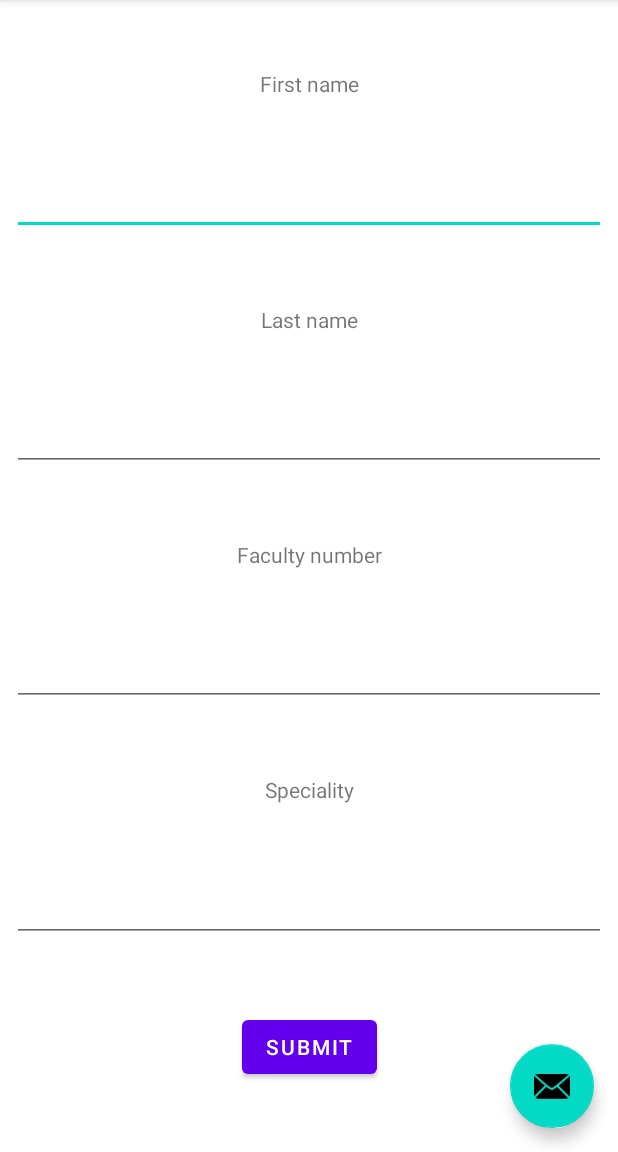
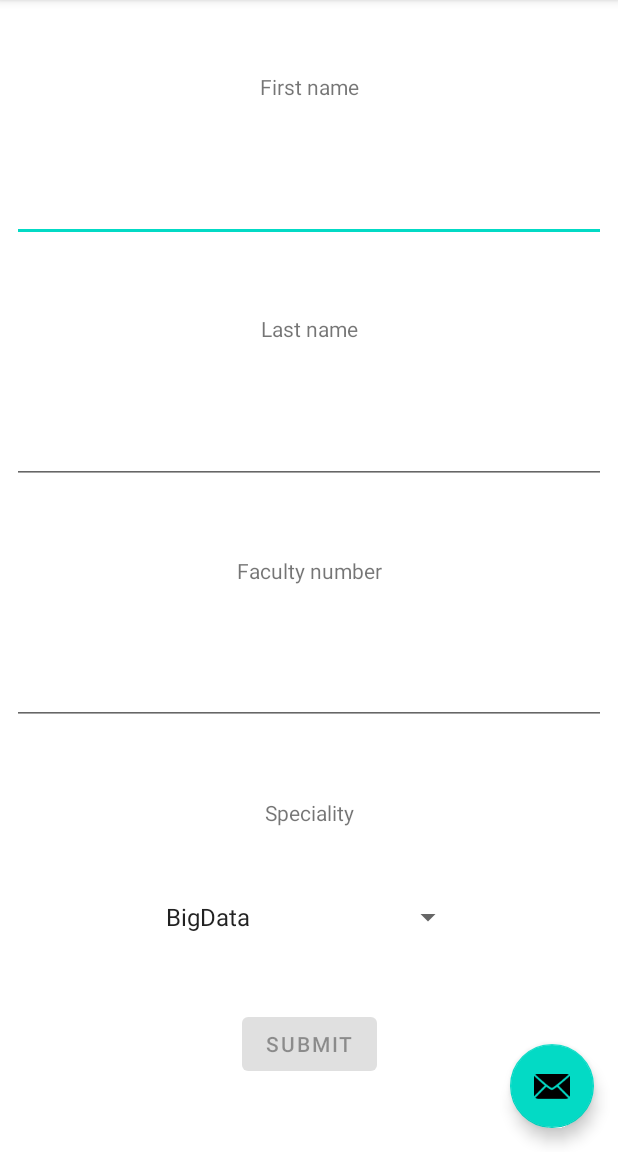
Before and after one commit to ETS-Android3/Erasmus_courses, an Android app: the screen it shows after launch (MainActivity), on a phone screen of 412 x 824 dp, the part 84-1236 px from its top. Run offline under Robolectric (Android 15) with nearby library versions, the phone set to English and light mode, and no system bars.

Commit message:
EditText Validation

```diff
--- a/Programming_for_Mobile_Internet_Devices/Task_1/app/src/main/java/com/example/task_1/FirstFragment.java
+++ b/Programming_for_Mobile_Internet_Devices/Task_1/app/src/main/java/com/example/task_1/FirstFragment.java
@@ -1,15 +1,86 @@
 package com.example.task_1;
 
 import android.os.Bundle;
+import android.util.Log;
 import android.view.LayoutInflater;
+import android.view.MotionEvent;
 import android.view.View;
 import android.view.ViewGroup;
+import android.widget.Button;
+import android.widget.EditText;
+import android.widget.Spinner;
 
 import androidx.annotation.NonNull;
 import androidx.fragment.app.Fragment;
 import androidx.navigation.fragment.NavHostFragment;
 
+import java.util.ArrayList;
+import java.util.List;
+
 public class FirstFragment extends Fragment {
+    private static final String TAG = "FirstFragment";
+    private List<String> notValidItems = new ArrayList<String>();
+    private Button buttonSubmitt = null;
+    private Spinner spinnerSpecialty = null;
+
+    private void initValidation(LayoutInflater inflater) {
+        ViewGroup root = (ViewGroup) inflater.inflate(R.layout.fragment_first, null);
+        Log.i(TAG, "XXX initValidation items count: "+ ((ViewGroup) root).getChildCount());
+        for(int index = 0; index < ((ViewGroup) root).getChildCount(); index++) {
+            View nextChild = ((ViewGroup) root).getChildAt(index);
+            String itemName = root.getResources().getResourceEntryName(nextChild.getId());
+            Log.i(TAG, "XXX initValidation " + itemName);
+            if(itemName.startsWith("editText") || itemName.startsWith("spinner")){
+//                updateNotValidItems(itemName, Boolean.FALSE);
+                notValidItems.add(itemName);
+            }
+        }
+        Log.i(TAG, "XXX initValidation " + notValidItems);
+
+    }
+
+    private void updateNotValidItems(String itemName, Boolean isValid){
+        if(isValid){
+            if(notValidItems.contains(itemName)){
+                notValidItems.remove(itemName);
+            }
+        } else {
+            if (!notValidItems.contains(itemName)) {
+                notValidItems.add(itemName);
+            }
+        }
+        buttonSubmitt.setEnabled(notValidItems.isEmpty());
+    }
+
+    private void validItem(View view){
+        String itemName = view.getResources().getResourceEntryName(view.getId());
+//        Log.i(TAG, "YYY validItem " + itemName);
+        if(itemName.startsWith("editText")) {
+            EditText mEdit = (EditText)view;
+            Boolean isValid = Boolean.FALSE;
+            if(itemName.equals("editTextFirstName") || itemName.equals("editTextLastName")) {
+                String value = mEdit.getText().toString();
+                String pattern = "^[A-Z][a-z]+";
+                isValid = value.matches(pattern);
+                updateNotValidItems(itemName, isValid);
+                Log.i(TAG, "YYY itemName " + itemName + " value " + value + " isValid " + isValid);
+            }
+            if(itemName.equals("editTextFacultyNumber")) {
+                String value = mEdit.getText().toString();
+                String pattern = "^[0-9]*$";
+                isValid = value.matches(pattern);
+                updateNotValidItems(itemName, isValid);
+                Log.i(TAG, "YYY itemName " + itemName + " value " + value + " isValid " + isValid);
+            }
+            if(!isValid){
+                mEdit.setError("Not valid value");
+            }
+        }
+        if(itemName.startsWith("spinner")) {
+            updateNotValidItems(itemName, Boolean.TRUE);
+
+        }
+    }
 
     @Override
     public View onCreateView(
@@ -17,19 +88,72 @@ public class FirstFragment extends Fragment {
             Bundle savedInstanceState
     ) {
         // Inflate the layout for this fragment
+        initValidation(inflater);
         return inflater.inflate(R.layout.fragment_first, container, false);
     }
 
     public void onViewCreated(@NonNull View view, Bundle savedInstanceState) {
         super.onViewCreated(view, savedInstanceState);
 
-        view.findViewById(R.id.buttonSubmitt).setOnClickListener(new View.OnClickListener() {
+        buttonSubmitt = view.findViewById(R.id.buttonSubmitt);
+        buttonSubmitt.setEnabled(Boolean.FALSE);
+        spinnerSpecialty =  view.findViewById(R.id.spinnerSpecialty);
+        buttonSubmitt.setOnClickListener(new View.OnClickListener() {
             @Override
             public void onClick(View view) {
                 NavHostFragment.findNavController(FirstFragment.this)
                         .navigate(R.id.action_FirstFragment_to_SecondFragment);
             }
         });
+
+        view.findViewById(R.id.editTextFirstName).setOnFocusChangeListener(new View.OnFocusChangeListener() {
+            @Override
+            public void onFocusChange(View v, boolean hasFocus) {
+                if (!hasFocus) {
+                    String itemName = v.getResources().getResourceEntryName(v.getId());
+                    Log.i(TAG, itemName + " lost focus");
+                    validItem(v);
+                }
+            }
+        });
+
+        view.findViewById(R.id.editTextLastName).setOnFocusChangeListener(new View.OnFocusChangeListener() {
+            @Override
+            public void onFocusChange(View v, boolean hasFocus) {
+                if (!hasFocus) {
+                    String itemName = v.getResources().getResourceEntryName(v.getId());
+                    Log.i(TAG, itemName + " lost focus");
+                    validItem(v);
+                }
+            }
+        });
+
+        view.findViewById(R.id.editTextFacultyNumber).setOnFocusChangeListener(new View.OnFocusChangeListener() {
+            @Override
+            public void onFocusChange(View v, boolean hasFocus) {
+                if (!hasFocus) {
+                    String itemName = v.getResources().getResourceEntryName(v.getId());
+                    Log.i(TAG, itemName + " lost focus");
+                    validItem(v);
+                }
+            }
+        });
+
+        spinnerSpecialty.setOnFocusChangeListener(new View.OnFocusChangeListener() {
+            @Override
+            public void onFocusChange(View v, boolean hasFocus) {
+//                if (!hasFocus) {
+//                    // code to execute when EditText loses focus
+//                    Log.i(TAG, "spinnerSpecialty lost focus");
+//                }
+                if (hasFocus) {
+                    if (spinnerSpecialty.getWindowToken() != null) {
+                        spinnerSpecialty.performClick();
+                    }
+                }
+            }
+        });
+
     }
 
 
--- a/Programming_for_Mobile_Internet_Devices/Task_1/app/src/main/res/layout/fragment_first.xml
+++ b/Programming_for_Mobile_Internet_Devices/Task_1/app/src/main/res/layout/fragment_first.xml
@@ -109,20 +109,19 @@
         app:layout_constraintTop_toBottomOf="@id/editTextFacultyNumber"
         app:layout_constraintEnd_toEndOf="parent"
         app:layout_constraintStart_toStartOf="parent"
-        app:layout_constraintBottom_toTopOf="@id/editTextSpecialty"
+        app:layout_constraintBottom_toTopOf="@id/spinnerSpecialty"
         />
 
 
-    <EditText
-        android:id="@+id/editTextSpecialty"
-        android:layout_width="0dp"
-        android:layout_marginStart="8dp"
-        android:layout_marginEnd="8dp"
+    <Spinner
+        android:id="@+id/spinnerSpecialty"
+        android:layout_width="wrap_content"
         android:layout_height="wrap_content"
         app:layout_constraintTop_toBottomOf="@id/textViewSpecialty"
         app:layout_constraintEnd_toEndOf="parent"
         app:layout_constraintStart_toStartOf="parent"
         app:layout_constraintBottom_toTopOf="@id/buttonSubmitt"
+        android:entries="@array/fragment1SpinnerSpecialtyEntries"
         />
 
 
@@ -131,7 +130,7 @@
         android:layout_width="wrap_content"
         android:layout_height="wrap_content"
         android:text="@string/fragment1ButtonSubmittLabel"
-        app:layout_constraintTop_toBottomOf="@id/editTextSpecialty"
+        app:layout_constraintTop_toBottomOf="@id/spinnerSpecialty"
         app:layout_constraintEnd_toEndOf="parent"
         app:layout_constraintStart_toStartOf="parent"
         app:layout_constraintBottom_toBottomOf="parent"
@@ -141,4 +140,5 @@
 
 
 
+
 </androidx.constraintlayout.widget.ConstraintLayout>
--- a/Programming_for_Mobile_Internet_Devices/Task_1/app/src/main/res/values/strings.xml
+++ b/Programming_for_Mobile_Internet_Devices/Task_1/app/src/main/res/values/strings.xml
@@ -16,5 +16,10 @@
     <string name="fragment1TextViewFacultyNumberLabel">Faculty number</string>
     <string name="fragment1TextViewSpecialtyLabel">Speciality</string>
     <string name="fragment1ButtonSubmittLabel">Submit</string>
+    <string-array name="fragment1SpinnerSpecialtyEntries">
+        <item>BigData</item>
+        <item>Internet Engineering</item>
+        <item>Electronics</item>
+    </string-array>
     <string name="xxx_label">XXXXXXX</string>
 </resources>
```
Also changed, not shown: 2 other files.
